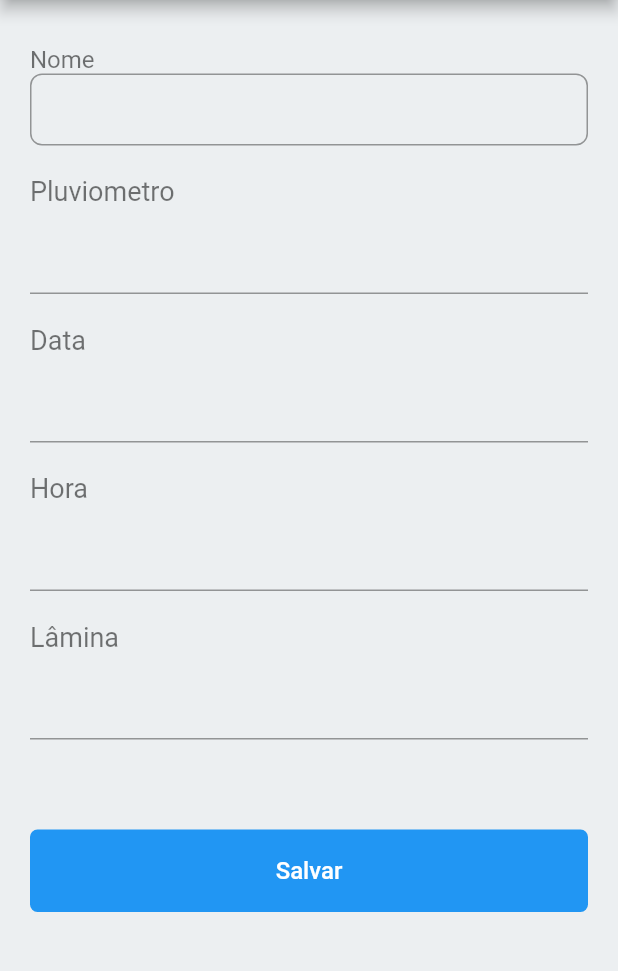
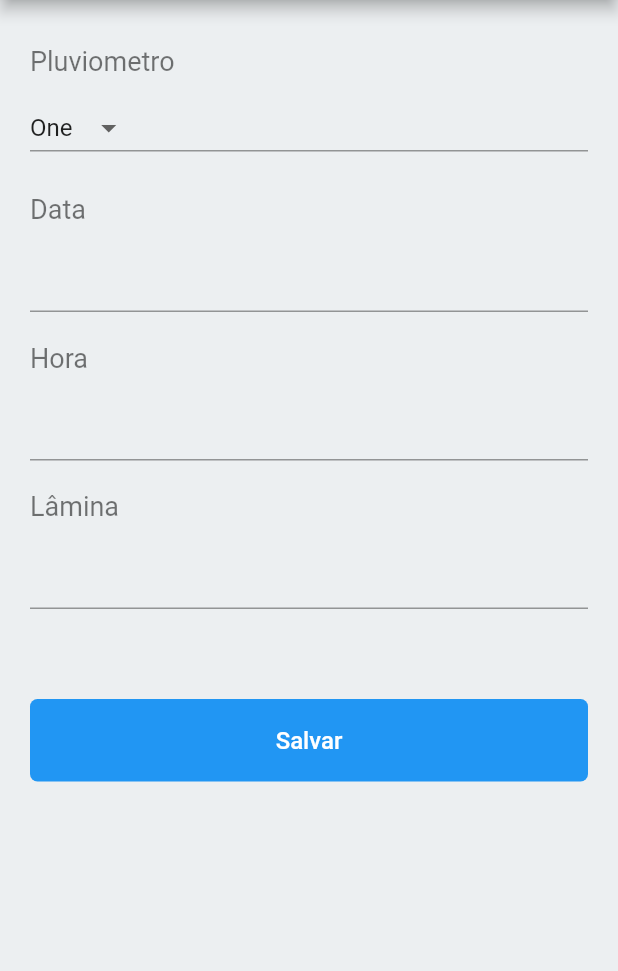
Before and after one commit to ulisses-chaves/rectec_app, a Flutter app: the PluviometriaPage screen opened directly, in the side drawer, after a tap on "Pluviometria", on a phone screen of 412 x 824 dp, the part 84-1055 px from its top. Run offline on Flutter 3.47's test engine with Material 2 defaults, Android fonts, the phone set to English and light mode, and no system bars; our stand-ins replace dio, shared_preferences; accounts and stored records are empty; network calls fail.

Commit message:
Usuario logando e Spinner na PluviometriaPage

```diff
--- /dev/null
+++ b/lib/blocs/pluviometro.bloc.dart
@@ -0,0 +1,19 @@
+import 'package:flutter/cupertino.dart';
+import 'package:rectec_app/models/pluviometro.model.dart';
+import 'package:rectec_app/repository/pluviometro.repository.dart';
+
+class PluviometroBloc extends ChangeNotifier{
+  final pluviometroRepositorio = new PluviometroRepository();
+  var pluviometros = new List<Pluviometro>();
+
+  PluviometroBloc() {
+    getPluviometros();
+  }
+
+  getPluviometros() {
+    pluviometroRepositorio.getAll().then((data) {
+      this.pluviometros = data;
+      //notifyListeners();
+    });
+  }
+}
--- a/lib/blocs/user.bloc.dart
+++ b/lib/blocs/user.bloc.dart
@@ -5,12 +5,14 @@ import 'package:rectec_app/models/user.model.dart';
 import 'package:rectec_app/repository/user.repository.dart';
 import 'package:shared_preferences/shared_preferences.dart';
 
+import '../settings.dart';
+
 class UserBloc {
   User user = new User();
 
   UserBloc() {
     user = null;
-    //carregarUser();
+    carregarUsuario();
   }
 
   Future<User> autenticar(ContaUser conta) async {
@@ -28,11 +30,18 @@ class UserBloc {
     }
   }
 
-  //Future carregarUser() async {
-    //var prefs = await SharedPreferences.getInstance();
-    //var userData = prefs.getString("user");
-    //if (userData != null) {
-      //var res = User
-    //}
-  //}
+  Future carregarUsuario() async {
+    var prefs = await SharedPreferences.getInstance();
+    var userData = prefs.getString("user");
+    if (userData != null) {
+      var res = User.fromJson(jsonDecode(userData));
+      Settings.user = res;
+      user = res;
+    }
+  }
+
+  Future<User> getUsuario() async {
+    User user = await UserRepository().getUsuario();
+    return user;
+  }
 }
--- a/lib/main.dart
+++ b/lib/main.dart
@@ -1,5 +1,6 @@
 import 'package:flutter/material.dart';
 import 'package:provider/provider.dart';
+import 'package:rectec_app/blocs/pluviometro.bloc.dart';
 import 'package:rectec_app/blocs/user.bloc.dart';
 import 'package:rectec_app/pages/login.page.dart';
 import 'blocs/pluviometria.bloc.dart';
@@ -13,6 +14,9 @@ class MyApp extends StatelessWidget {
       providers: [
         Provider<UserBloc>.value(
           value: UserBloc(),
+        ),
+        ChangeNotifierProvider<PluviometroBloc>.value(
+          value: PluviometroBloc(),
         ),
         ChangeNotifierProvider<PluviometriaBloc>.value(
           value: PluviometriaBloc(),
--- a/lib/models/contaUser.model.dart
+++ b/lib/models/contaUser.model.dart
@@ -1,6 +1,7 @@
 class ContaUser {
   var email;
   var password;
+  var id;
 
   ContaUser({
     this.email,
@@ -10,12 +11,14 @@ class ContaUser {
   ContaUser.fromJson(Map<String, dynamic> json) {
     email = json['email'];
     password = json['password'];
+    id = json['id'];
   }
 
   Map<String, dynamic> toJson() {
     final Map<String, dynamic> data = new Map<String, dynamic>();
     data['email'] = this.email;
     data['password'] = this.password;
+    data['id'] = this.id;
     return data;
   }
 }
--- a/lib/models/pluviometro.model.dart
+++ b/lib/models/pluviometro.model.dart
@@ -1,9 +1,9 @@
 class Pluviometro {
-  String pluviometroId;
-  String dataInstalacao;
-  String latitude;
-  String longitude;
-  String modeloId;
+  var pluviometroId;
+  var dataInstalacao;
+  var latitude;
+  var longitude;
+  var modeloId;
 
   Pluviometro(
       {this.pluviometroId,
--- a/lib/models/user.model.dart
+++ b/lib/models/user.model.dart
@@ -1,14 +1,16 @@
 class User {
+  var id;
   String cpf;
   String name;
   String endereco;
   String email;
   String password;
-  String idProfissao;
-  String idPerfil;
+  var idProfissao;
+  var idPerfil;
 
   User(
-      {this.cpf,
+      {this.id,
+      this.cpf,
       this.name,
       this.endereco,
       this.email,
@@ -17,6 +19,7 @@ class User {
       this.idPerfil});
 
   User.fromJson(Map<String, dynamic> json) {
+    id = json['id'];
     cpf = json['cpf'];
     name = json['name'];
     endereco = json['endereco'];
@@ -28,6 +31,7 @@ class User {
 
   Map<String, dynamic> toJson() {
     final Map<String, dynamic> data = new Map<String, dynamic>();
+    data['id'] = this.id;
     data['cpf'] = this.cpf;
     data['name'] = this.name;
     data['endereco'] = this.endereco;
--- a/lib/pages/login.page.dart
+++ b/lib/pages/login.page.dart
@@ -112,7 +112,7 @@ class _LoginPageState extends State<LoginPage> {
                       _loginKey.currentState.save();
                       autenticar(context);
                     }
-                    Navigator.of(context).push(MaterialPageRoute(builder: (context) => PluviometriaPage()));
+                    //Navigator.of(context).push(MaterialPageRoute(builder: (context) => PluviometriaPage()));
                   },
                 ),
               ),
@@ -155,7 +155,6 @@ class _LoginPageState extends State<LoginPage> {
       Navigator.of(context).push(MaterialPageRoute(builder: (context) => PluviometriaPage()));
       return;
     }
-
-    print("deu merda campeão");
+    print("Email e/ou senha incorretos");
   }
 }
--- a/lib/pages/menu.bar.dart
+++ b/lib/pages/menu.bar.dart
@@ -1,4 +1,6 @@
 import 'package:flutter/material.dart';
+import 'package:provider/provider.dart';
+import 'package:rectec_app/blocs/user.bloc.dart';
 import 'package:rectec_app/pages/cadastrar.medidor.page.dart';
 import 'package:rectec_app/pages/configurar.medidor.page.dart';
 import 'package:rectec_app/pages/historico.page.dart';
@@ -41,13 +43,21 @@ class _MenuBarState extends State<MenuBar> {
                   SizedBox(
                     height: 20,
                   ),
-                  Text(
-                    "Bem vindo, Ulisses",
-                    style: TextStyle(
-                      fontSize: 20,
-                      color: Colors.white,
-                    )
-                  )
+                  FutureBuilder(
+                    builder: (BuildContext context, AsyncSnapshot<String> snapshot,) {
+                      if (snapshot.hasData) {
+                        return Text(
+                          "Bem vindo, ${snapshot.data}",
+                          style: TextStyle(
+                            fontSize: 20,
+                            color: Colors.white,
+                          ),
+                        );
+                      }
+                      else return Text("Não tá logado!");
+                    },
+                    future: pegarNome(context),
+                  ),
                 ],
               ),
             ),
@@ -147,4 +157,10 @@ class _MenuBarState extends State<MenuBar> {
       ),
     );
   }
+
+  Future<String> pegarNome(BuildContext context) async{
+    var bloc = Provider.of<UserBloc>(context);
+    var user = await bloc.getUsuario();
+    return user.name;
+  }
 }
--- a/lib/pages/pluviometria.page.dart
+++ b/lib/pages/pluviometria.page.dart
@@ -1,11 +1,25 @@
 import 'package:flutter/material.dart';
+import 'package:provider/provider.dart';
+import 'package:rectec_app/blocs/pluviometro.bloc.dart';
 import 'package:rectec_app/pages/menu.bar.dart';
 
-class PluviometriaPage extends StatelessWidget {
+class PluviometriaPage extends StatefulWidget {
+  @override
+  _PluviometriaPageState createState() => _PluviometriaPageState();
+}
 
-  //final formKey = GlobalKey<FormState>();
-  static final GlobalKey<FormFieldState<String>> orderFormKey = GlobalKey<FormFieldState<String>>();
+class _PluviometriaPageState extends State<PluviometriaPage> {
+  final _pluviometriaKey = GlobalKey<FormState>();
   //DateTime dateNow = DateTime.now(); //vê isso aqui
+
+  String dropdownValue = 'One';
+  List<String> spinnerItems = [
+    'One',
+    'Two',
+    'Three',
+    'Four',
+    'Five'
+  ];
 
   @override
   Widget build(BuildContext context) {
@@ -29,10 +43,10 @@ class PluviometriaPage extends StatelessWidget {
               right: 20,
             ),
             child: Form(
-          key: this.key, //vê isso aqui
+              key: _pluviometriaKey, //vê isso aqui
               child: ListView(
                 children: <Widget>[
-              Text(
+                  /*Text(
                     "Nome",
                     style: TextStyle(
                       fontSize: 16,
@@ -57,7 +71,7 @@ class PluviometriaPage extends StatelessWidget {
                   ),
                   SizedBox(
                     height: 20,
-              ),
+                  ),*/
                   Text(
                     "Pluviometro",
                     style: TextStyle(
@@ -68,7 +82,27 @@ class PluviometriaPage extends StatelessWidget {
                   SizedBox(
                     height: 10,
                   ),
-              TextFormField(
+                  DropdownButton(
+                    value: dropdownValue,
+                    icon: Icon(Icons.arrow_drop_down),
+                    underline: Container(
+                      color: Colors.black38,
+                      height: 1,
+                    ),
+                    onChanged: (data) {
+                      setState(() {
+                        dropdownValue = data;
+                      });
+                    },
+                    items: spinnerItems.map<DropdownMenuItem<String>>((String value) {
+                      return DropdownMenuItem<String> (
+                        value: value,
+                        child: Text(value),
+                      );
+                    }).toList(),
+                  ),
+
+                  /*TextFormField(
                     style: TextStyle(
                       fontSize: 16
                     ),
@@ -77,7 +111,7 @@ class PluviometriaPage extends StatelessWidget {
                         bottom: 5,
                       ),
                     ),
-              ),
+                  ),*/
                   SizedBox(
                     height: 20,
                   ),
@@ -179,4 +213,15 @@ class PluviometriaPage extends StatelessWidget {
           ),
         );
       }
+      //PAREI AQUI!
+      Future<List<String>> getPluviometros() async {
+        var bloc = Provider.of<PluviometroBloc>(context);
+        var pluviometrios = await bloc.getPluviometros();
+        List<String> listaNomesPluviometros;
+        for (var i = 0; i < pluviometrios.length; i++) {
+          listaNomesPluviometros[i] = pluviometrios[i].pluviometroId;
         }
+        print(listaNomesPluviometros);
+        return listaNomesPluviometros;
+      }
+}
--- a/lib/repository/pluviometria.repository.dart
+++ b/lib/repository/pluviometria.repository.dart
@@ -1,5 +1,3 @@
-import 'dart:convert';
-
 import 'package:dio/dio.dart';
 import 'package:rectec_app/models/pluviometria.model.dart';
 import 'package:rectec_app/settings.dart';
--- a/lib/repository/user.repository.dart
+++ b/lib/repository/user.repository.dart
@@ -5,9 +5,19 @@ import 'package:rectec_app/settings.dart';
 
 class UserRepository {
   Future<User> autenticar(ContaUser conta) async {
-    var url = "${Settings.apiUrl}/login";
+    var url = "${Settings.apiUrl}login";
     Response response = await Dio().post(url, data: conta);
-    print(response);
+    return User.fromJson(response.data);
+  }
+
+  Future<User> getUsuario() async {
+    var url = "${Settings.apiUrl}user/${Settings.user.id}";
+    Response response = await Dio().get(
+      url,
+      options: Options(
+        headers: Settings.basicAuth
+      ),
+    );
     return User.fromJson(response.data);
   }
 }
--- a/lib/settings.dart
+++ b/lib/settings.dart
@@ -1,8 +1,9 @@
 import 'dart:convert';
+import 'models/user.model.dart';
 
 class Settings {
   static String apiUrl = "http://app.prae.ufrpe.br/rectec/api/";
-
+  static User user;
   static String username = 'ulisseschaves8@gmail.com';
   static String password = 'franguli';
   static var basicAuth = {
```
Also changed, not shown: lib/repository/pluviometro.repository.dart (added, +16 -0 lines). Lines whose indentation alone changed are shown as unchanged.
